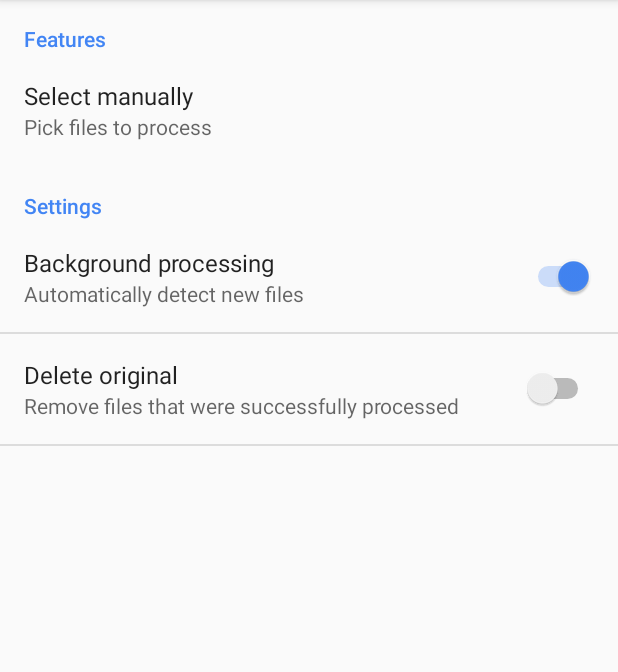
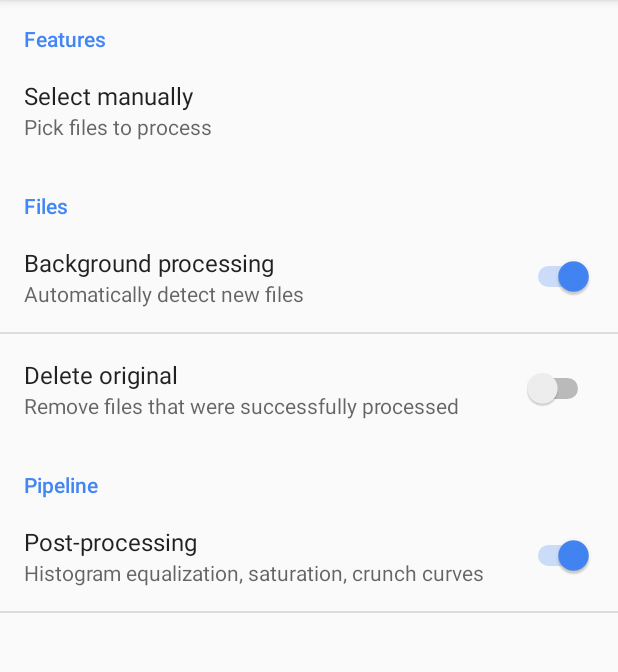
Before and after one commit to amirzaidi/DNGProcessor, an Android app: the screen it shows after launch (MainActivity), on a phone screen of 412 x 824 dp, the part 84-756 px from its top. Run offline under Robolectric (Android 15) with nearby library versions, the phone set to English and light mode, and no system bars.

Commit message:
Implement toggle that disables post processing

```diff
--- a/app/src/main/java/amirz/dngprocessor/Settings.java
+++ b/app/src/main/java/amirz/dngprocessor/Settings.java
@@ -8,6 +8,7 @@ public class Settings {
     private static final String PREF_MANUAL_SELECT = "pref_manual_select";
     private static final String PREF_BACKGROUND_PROCESS = "pref_background_process";
     private static final String PREF_DELETE_ORIGINAL = "pref_delete_original";
+    private static final String PREF_POST_PROCESS = "pref_post_process";
 
     public static class Fragment extends PreferenceFragment {
         private MainActivity mActivity;
@@ -31,4 +32,8 @@ public class Settings {
     public static boolean deleteOriginal(Context context) {
         return Utilities.prefs(context).getBoolean(PREF_DELETE_ORIGINAL, false);
     }
+
+    public static boolean postProcess(Context context) {
+        return Utilities.prefs(context).getBoolean(PREF_POST_PROCESS, true);
+    }
 }
--- a/app/src/main/java/amirz/dngprocessor/parser/DngParser.java
+++ b/app/src/main/java/amirz/dngprocessor/parser/DngParser.java
@@ -16,6 +16,7 @@ import java.nio.ByteOrder;
 
 import amirz.dngprocessor.NotifHandler;
 import amirz.dngprocessor.Path;
+import amirz.dngprocessor.Settings;
 import amirz.dngprocessor.device.DeviceMap;
 import amirz.dngprocessor.gl.RawConverter;
 import amirz.dngprocessor.gl.Shaders;
@@ -113,6 +114,12 @@ public class DngParser {
         float sharpenFactor = device.sharpenFactor(tags);
         float histoFactor = device.histFactor(tags);
         float[] postProcCurve = device.postProcCurve(tags);
+
+        if (!Settings.postProcess(mContext)) {
+            sharpenFactor = 0.f;
+            histoFactor = 0.f;
+            postProcCurve = new float[] { 0f, 0f, 1f, 0f };
+        }
 
         NotifHandler.progress(mContext, STEPS, STEP_PROCESS);
 
--- a/app/src/main/res/values/strings.xml
+++ b/app/src/main/res/values/strings.xml
@@ -5,9 +5,13 @@
     <string name="pref_manual_select_title">Select manually</string>
     <string name="pref_manual_select_summary">Pick files to process</string>
 
-    <string name="category_settings">Settings</string>
+    <string name="category_files">Files</string>
     <string name="pref_background_process_title">Background processing</string>
     <string name="pref_background_process_desc">Automatically detect new files</string>
     <string name="pref_delete_original_title">Delete original</string>
     <string name="pref_delete_original_desc">Remove files that were successfully processed</string>
+
+    <string name="category_pipeline">Pipeline</string>
+    <string name="pref_post_process_title">Post-processing</string>
+    <string name="pref_post_process_desc">Histogram equalization, saturation, crunch curves</string>
 </resources>
--- a/app/src/main/res/xml/preferences.xml
+++ b/app/src/main/res/xml/preferences.xml
@@ -10,7 +10,7 @@
 
     </PreferenceCategory>
 
-    <PreferenceCategory android:title="@string/category_settings">
+    <PreferenceCategory android:title="@string/category_files">
 
         <SwitchPreference
             android:key="pref_background_process"
@@ -26,4 +26,14 @@
 
     </PreferenceCategory>
 
+    <PreferenceCategory android:title="@string/category_pipeline">
+
+        <SwitchPreference
+            android:key="pref_post_process"
+            android:title="@string/pref_post_process_title"
+            android:summary="@string/pref_post_process_desc"
+            android:defaultValue="true" />
+
+    </PreferenceCategory>
+
 </PreferenceScreen>
```
